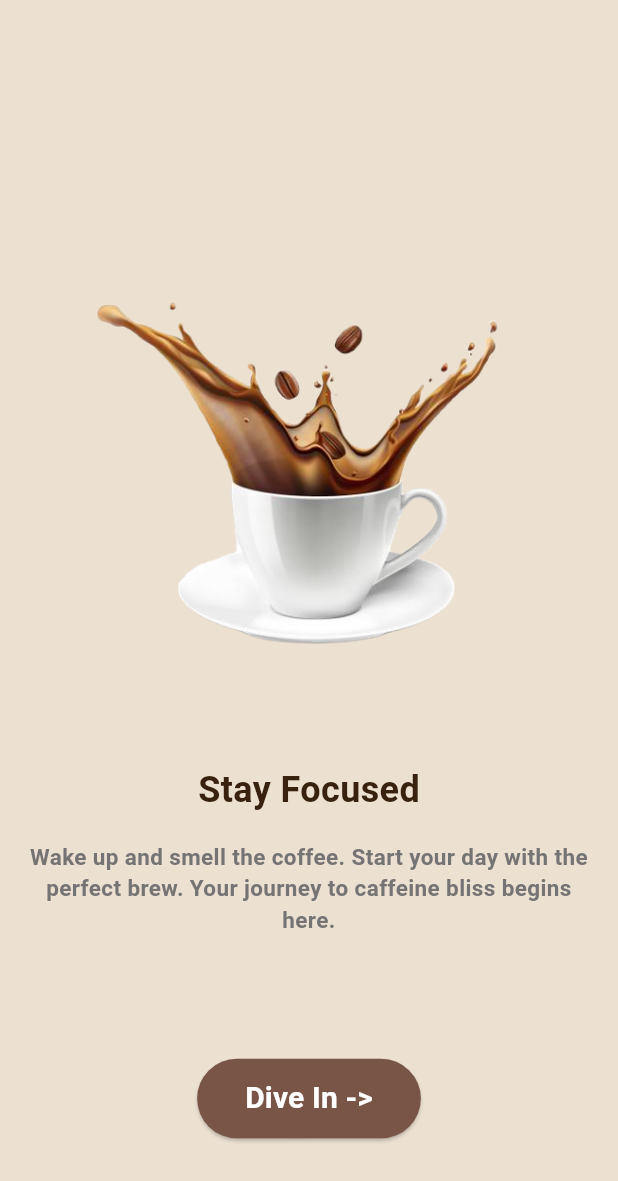
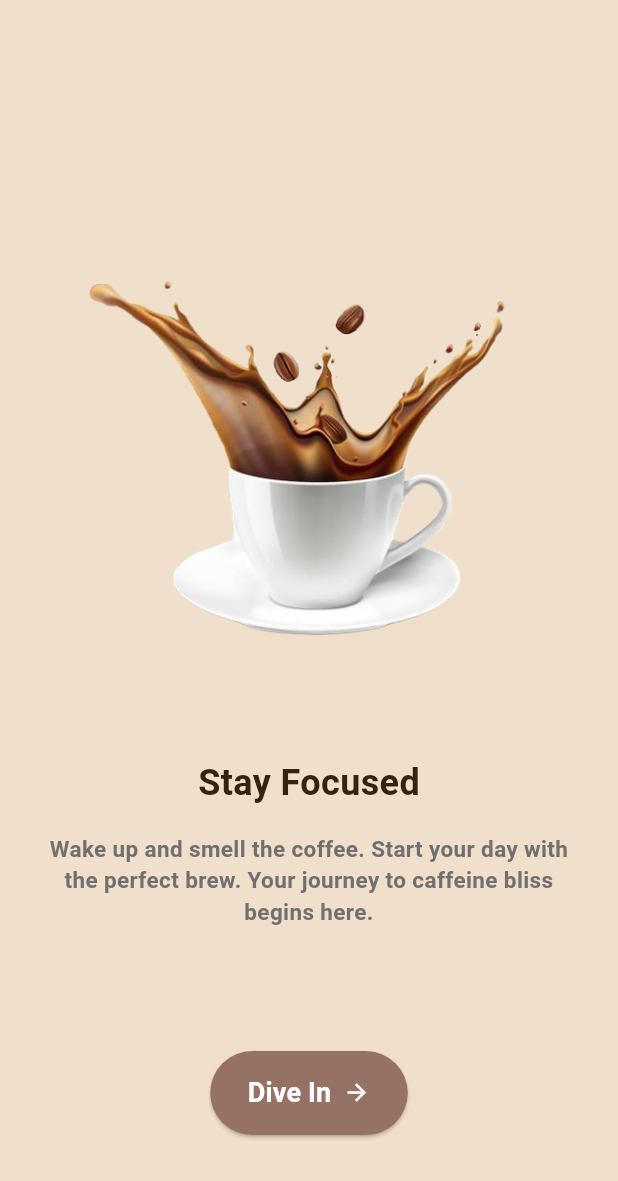
Before and after one commit to CSI-Trainee-2024/Task5_prince2331048, a Flutter app: the screen it shows after launch, on a phone screen of 412 x 824 dp. Shown: the top 1181 px of the screen. Run offline on Flutter 3.47's test engine with Material 3 defaults, Android fonts, the phone set to English and light mode, and no system bars.

Commit message:
responsiveness_in_splashscreen

```diff
--- a/coffee_app_v2/lib/HomePage.dart
+++ b/coffee_app_v2/lib/HomePage.dart
@@ -12,6 +12,7 @@ class _HomepageState extends State<Homepage> {
   Widget build(BuildContext context) {
     return Scaffold(
 
+
     );
   }
 }
--- a/coffee_app_v2/lib/main.dart
+++ b/coffee_app_v2/lib/main.dart
@@ -1,17 +1,24 @@
 import 'package:coffee_app_v2/splashscreen.dart';
 import 'package:flutter/material.dart';
+import 'package:coffee_app_v2/size.dart';
 
-void main (){
+void main() {
   runApp(const MyApp());
 }
+
 class MyApp extends StatelessWidget {
   const MyApp({super.key});
 
   @override
   Widget build(BuildContext context) {
-    return const MaterialApp(
-      debugShowCheckedModeBanner: false,
-      home: Splashscreen(),
+    return LayoutBuilder(
+      builder: (context, constraints) {
+        SizeConfig().init(context);
+        return const MaterialApp(
+          debugShowCheckedModeBanner: false,
+          home: Splashscreen(),
+        );
+      },
     );
   }
 }
--- /dev/null
+++ b/coffee_app_v2/lib/size.dart
@@ -0,0 +1,15 @@
+import 'package:flutter/material.dart';
+
+class SizeConfig {
+  static late double screenWidth;
+  static late double screenHeight;
+  static late double blockSizeHorizontal;
+  static late double blockSizeVertical;
+
+  void init(BuildContext context) {
+    screenWidth = MediaQuery.of(context).size.width;
+    screenHeight = MediaQuery.of(context).size.height;
+    blockSizeHorizontal = screenWidth / 100;
+    blockSizeVertical = screenHeight / 100;
+  }
+}
--- a/coffee_app_v2/lib/splashscreen.dart
+++ b/coffee_app_v2/lib/splashscreen.dart
@@ -1,5 +1,6 @@
+import 'package:flutter/material.dart';
+import 'package:coffee_app_v2/size.dart';
 import 'package:coffee_app_v2/HomePage.dart';
-import 'package:flutter/material.dart';
 
 class Splashscreen extends StatefulWidget {
   const Splashscreen({super.key});
@@ -9,39 +10,43 @@ class Splashscreen extends StatefulWidget {
 }
 
 class _SplashscreenState extends State<Splashscreen> {
-    void _navigateToHome() {
-    // Logic to navigate to HomePage
-    Navigator.of(context).pushReplacement(
-      MaterialPageRoute(builder: (context) => Homepage()),
-    );
+
+  @override
+  void initState(){
+    super.initState();
+    _navigateToHome();
+
   }
+  _navigateToHome()async{
+    await Future.delayed(const Duration(milliseconds: 10000),(){});
+    Navigator.pushReplacement(context, MaterialPageRoute(builder: (context)=>Homepage()));
+  }
+
   @override
   Widget build(BuildContext context) {
-    final screenHeight = MediaQuery.of(context).size.height;
-    final screenWidth = MediaQuery.of(context).size.width;
-
     return Scaffold(
-      backgroundColor: const Color(0xFFECE0D1),
+      backgroundColor: const Color.fromARGB(255, 240, 223, 202),
       body: Padding(
-        padding: const EdgeInsets.all(16.0),
+        padding: const EdgeInsets.all(1.0),
         child: Container(
-          height: screenHeight,
-          width: screenWidth,
+          height: SizeConfig.screenHeight,
+          width: SizeConfig.screenWidth,
           alignment: Alignment.center,
           child: Column(
             mainAxisAlignment: MainAxisAlignment.start,
             crossAxisAlignment: CrossAxisAlignment.center,
             children: [
-              SizedBox(height: screenHeight * 0.20), // Space above image
+              SizedBox(height: SizeConfig.screenHeight * 0.2),
               Padding(
-                padding: const EdgeInsets.symmetric(horizontal: 2.0), // Padding around image
+                padding: const EdgeInsets.symmetric(horizontal: 10.0),
                 child: Image.asset(
                   'assets/splash.png',
-                  width: screenWidth * 1, // Width of the image
-                  fit: BoxFit.contain, // Ensures image fits within its bounds
+                  width: SizeConfig.screenWidth * 1,
+                  fit: BoxFit.contain,
+
                 ),
               ),
-              SizedBox(height: screenHeight * 0.08), // Decrease spacing below image
+              SizedBox(height: SizeConfig.screenHeight * 0.08),
               const Text(
                 'Stay Focused',
                 style: TextStyle(
@@ -50,33 +55,48 @@ class _SplashscreenState extends State<Splashscreen> {
                   color: Color(0xFF38220F),
                 ),
               ),
-              SizedBox(height: screenHeight * 0.02), // Spacing below text
-              const Text(
-                'Wake up and smell the coffee. Start your day with the perfect brew. Your journey to caffeine bliss begins here.',
-                style: TextStyle(
-                  fontWeight: FontWeight.bold,
-                  fontSize: 15,
-                  color: Color.fromARGB(255, 117, 116, 116),
+              SizedBox(height: SizeConfig.screenHeight * 0.02),
+              const Padding(
+                padding: EdgeInsets.symmetric(horizontal: 20),
+                child: Text(
+                  'Wake up and smell the coffee. Start your day with the perfect brew. Your journey to caffeine bliss begins here.',
+                  style: TextStyle(
+                    fontWeight: FontWeight.bold,
+                    fontSize: 15,
+                    color: Color.fromARGB(255, 113, 111, 111),
+                  ),
+                  textAlign: TextAlign.center,
                 ),
-                textAlign: TextAlign.center, // Center align the text
               ),
-              SizedBox(height: screenHeight * 0.1), // Space above button
+              SizedBox(height: SizeConfig.screenHeight * 0.1),
               ElevatedButton(
-                onPressed: _navigateToHome,
+                onPressed: () {
+                  Navigator.pushReplacement(
+                    context,
+                    MaterialPageRoute(builder: (context) => Homepage()),
+                  );
+                },
                 style: ElevatedButton.styleFrom(
-                  backgroundColor: Colors.brown, // Button color
-                  padding: EdgeInsets.symmetric(horizontal: 32, vertical: 12), // Button padding
+                  backgroundColor: const Color.fromARGB(255, 150, 114, 102),
+                  padding: const EdgeInsets.symmetric(horizontal: 25, vertical: 15),
                   shape: RoundedRectangleBorder(
-                    borderRadius: BorderRadius.circular(30), // Rounded corners
+                    borderRadius: BorderRadius.circular(30),
                   ),
                 ),
-                child: Text(
-                  'Dive In ->',
-                  style: TextStyle(
-                    fontSize: 20,
-                    color: Colors.white,
-                    fontWeight: FontWeight.bold,
-                  ),
+                child: const Row(
+                  mainAxisSize: MainAxisSize.min,
+                  children: [
+                    Text(
+                      'Dive In',
+                      style: TextStyle(
+                        fontSize: 18,
+                        color: Colors.white,
+                        fontWeight: FontWeight.bold,
+                      ),
+                    ),
+                    SizedBox(width: 8),
+                    Icon(Icons.arrow_forward, color: Colors.white),
+                  ],
                 ),
               ),
             ],
@@ -85,4 +105,4 @@ class _SplashscreenState extends State<Splashscreen> {
       ),
     );
   }
-}
+  }
```
Also changed, not shown: coffee_app_v2/assets/c1.jpg (added), coffee_app_v2/assets/c10.jpg (added), coffee_app_v2/assets/c2.jpg (added), coffee_app_v2/assets/c3.jpg (added), coffee_app_v2/assets/c4.jpg (added), coffee_app_v2/assets/c5.jpg (added), coffee_app_v2/assets/c6.jpg (added), coffee_app_v2/assets/c7.jpg (added), coffee_app_v2/assets/c8.jpg (added), coffee_app_v2/assets/c9.jpg (added).
